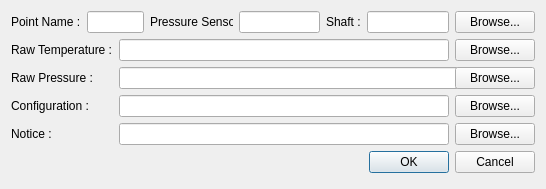
First picture: the form in molonari_data/molonaviz/importpointdialog.ui, repository leamailhol/MOLO-projet-interface, before the edit.
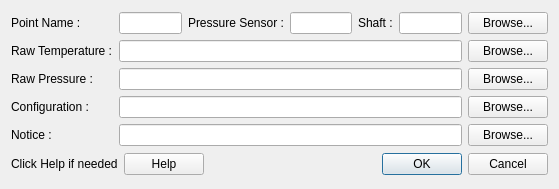
Second picture: the form after the edit.

The edit to the form file:
```diff
--- a/molonari_data/molonaviz/importpointdialog.ui
+++ b/molonari_data/molonaviz/importpointdialog.ui
@@ -9,7 +9,7 @@
    <rect>
     <x>0</x>
     <y>0</y>
-    <width>546</width>
+    <width>559</width>
     <height>189</height>
    </rect>
   </property>
@@ -22,7 +22,7 @@
   <property name="maximumSize">
    <size>
     <width>16777215</width>
-    <height>200</height>
+    <height>300</height>
    </size>
   </property>
   <property name="windowTitle">
@@ -31,8 +31,13 @@
   <property name="autoFillBackground">
    <bool>false</bool>
   </property>
-  <layout class="QVBoxLayout" name="verticalLayout">
-   <item>
+  <layout class="QGridLayout" name="gridLayout_3">
+   <item row="0" column="0">
+    <layout class="QGridLayout" name="gridLayout_2" rowstretch="0,1,0">
+     <item row="0" column="0">
+      <layout class="QHBoxLayout" name="horizontalLayout_2"/>
+     </item>
+     <item row="1" column="0">
     <layout class="QGridLayout" name="gridLayout">
      <item row="0" column="0">
       <widget class="QLabel" name="label">
@@ -44,7 +49,7 @@
        </property>
       </widget>
      </item>
-     <item row="0" column="1" colspan="2">
+       <item row="0" column="1">
       <widget class="QLineEdit" name="lineEdit_PointName">
        <property name="enabled">
         <bool>true</bool>
@@ -54,7 +59,7 @@
        </property>
       </widget>
      </item>
-     <item row="0" column="3">
+       <item row="0" column="2">
       <widget class="QLabel" name="label_2">
        <property name="enabled">
         <bool>true</bool>
@@ -64,14 +69,14 @@
        </property>
       </widget>
      </item>
-     <item row="0" column="4">
+       <item row="0" column="3">
       <widget class="QLineEdit" name="lineEdit_Sensor">
        <property name="readOnly">
         <bool>true</bool>
        </property>
       </widget>
      </item>
-     <item row="0" column="5">
+       <item row="0" column="4">
       <widget class="QLabel" name="label_7">
        <property name="enabled">
         <bool>true</bool>
@@ -81,14 +86,14 @@
        </property>
       </widget>
      </item>
-     <item row="0" column="6">
+       <item row="0" column="5">
       <widget class="QLineEdit" name="lineEdit_Shaft">
        <property name="readOnly">
         <bool>true</bool>
        </property>
       </widget>
      </item>
-     <item row="0" column="7">
+       <item row="0" column="6">
       <widget class="QPushButton" name="pushButton_BrowseInfo">
        <property name="enabled">
         <bool>true</bool>
@@ -98,7 +103,7 @@
        </property>
       </widget>
      </item>
-     <item row="1" column="0" colspan="2">
+       <item row="1" column="0">
       <widget class="QLabel" name="label_3">
        <property name="enabled">
         <bool>true</bool>
@@ -108,14 +113,14 @@
        </property>
       </widget>
      </item>
-     <item row="1" column="2" colspan="5">
+       <item row="1" column="1" colspan="5">
       <widget class="QLineEdit" name="lineEdit_RawTemperature">
        <property name="enabled">
         <bool>true</bool>
        </property>
       </widget>
      </item>
-     <item row="1" column="7">
+       <item row="1" column="6">
       <widget class="QPushButton" name="pushButton_BrowseRawTemperature">
        <property name="enabled">
         <bool>true</bool>
@@ -125,7 +130,7 @@
        </property>
       </widget>
      </item>
-     <item row="2" column="0" colspan="2">
+       <item row="2" column="0">
       <widget class="QLabel" name="label_4">
        <property name="enabled">
         <bool>true</bool>
@@ -135,7 +140,7 @@
        </property>
       </widget>
      </item>
-     <item row="2" column="2" colspan="5">
+       <item row="2" column="1" colspan="5">
       <widget class="QLineEdit" name="lineEdit_RawPressure">
        <property name="enabled">
         <bool>true</bool>
@@ -148,7 +153,7 @@
        </property>
       </widget>
      </item>
-     <item row="2" column="7">
+       <item row="2" column="6">
       <widget class="QPushButton" name="pushButton_BrowseRawPressure">
        <property name="enabled">
         <bool>true</bool>
@@ -158,7 +163,7 @@
        </property>
       </widget>
      </item>
-     <item row="3" column="0" colspan="2">
+       <item row="3" column="0">
       <widget class="QLabel" name="label_5">
        <property name="enabled">
         <bool>true</bool>
@@ -168,14 +173,14 @@
        </property>
       </widget>
      </item>
-     <item row="3" column="2" colspan="5">
+       <item row="3" column="1" colspan="5">
       <widget class="QLineEdit" name="lineEdit_Config">
        <property name="enabled">
         <bool>true</bool>
        </property>
       </widget>
      </item>
-     <item row="3" column="7">
+       <item row="3" column="6">
       <widget class="QPushButton" name="pushButton_BrowseConfig">
        <property name="enabled">
         <bool>true</bool>
@@ -195,14 +200,14 @@
        </property>
       </widget>
      </item>
-     <item row="4" column="2" colspan="5">
+       <item row="4" column="1" colspan="5">
       <widget class="QLineEdit" name="lineEdit_Notice">
        <property name="enabled">
         <bool>true</bool>
        </property>
       </widget>
      </item>
-     <item row="4" column="7">
+       <item row="4" column="6">
       <widget class="QPushButton" name="pushButton_BrowseNotice">
        <property name="enabled">
         <bool>true</bool>
@@ -214,22 +219,36 @@
      </item>
     </layout>
    </item>
+     <item row="2" column="0">
+      <layout class="QHBoxLayout" name="horizontalLayout">
    <item>
-    <layout class="QGridLayout" name="gridLayout_2">
-     <item row="0" column="0">
+        <widget class="QLabel" name="label_8">
+         <property name="text">
+          <string>Click Help if needed</string>
+         </property>
+        </widget>
+       </item>
+       <item>
+        <widget class="QPushButton" name="pushButtonHelp">
+         <property name="text">
+          <string>Help</string>
+         </property>
+        </widget>
+       </item>
+       <item>
       <spacer name="horizontalSpacer">
        <property name="orientation">
         <enum>Qt::Horizontal</enum>
        </property>
        <property name="sizeHint" stdset="0">
         <size>
-         <width>388</width>
+           <width>40</width>
          <height>20</height>
         </size>
        </property>
       </spacer>
      </item>
-     <item row="0" column="1">
+       <item>
       <widget class="QDialogButtonBox" name="buttonBox">
        <property name="enabled">
         <bool>true</bool>
@@ -244,18 +263,7 @@
      </item>
     </layout>
    </item>
-   <item>
-    <spacer name="verticalSpacer">
-     <property name="orientation">
-      <enum>Qt::Vertical</enum>
-     </property>
-     <property name="sizeHint" stdset="0">
-      <size>
-       <width>20</width>
-       <height>40</height>
-      </size>
-     </property>
-    </spacer>
+    </layout>
    </item>
   </layout>
  </widget>
```
Lines whose indentation alone changed are shown as unchanged.
